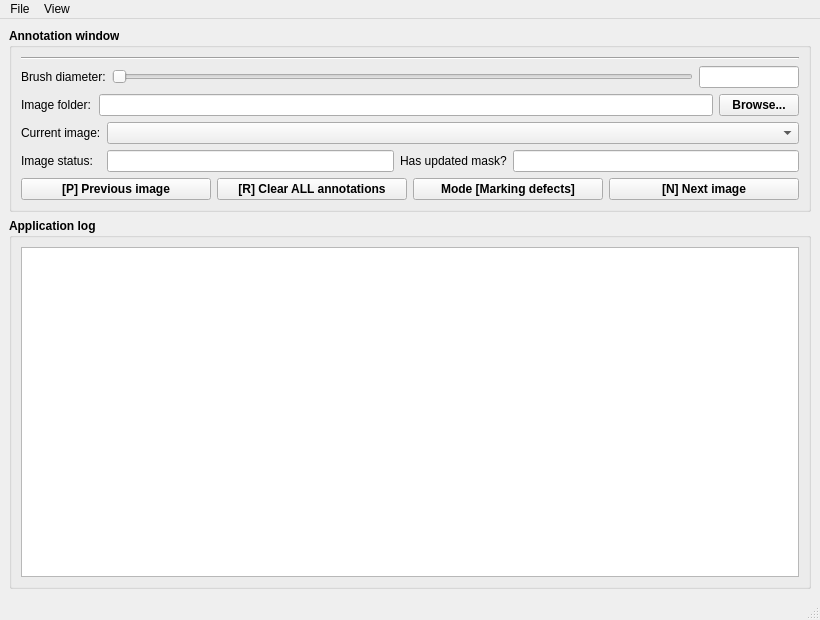
Qt form ui/datmant.ui (is-centre/datm-annotation-tool) before a commit.
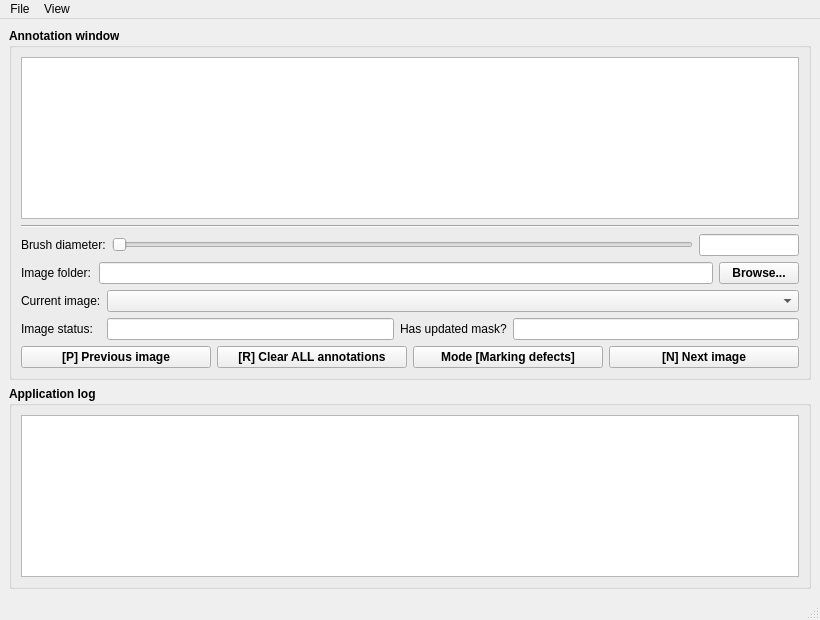
The same form after that commit.

Commit message: [Devel] Played with QGraphicsView, seems to be the way to go. But there could be difficulties with setting up the cursor properly.

```diff
--- a/ui/datmant.ui
+++ b/ui/datmant.ui
@@ -39,7 +39,15 @@
           <enum>QLayout::SetDefaultConstraint</enum>
          </property>
          <item>
-          <layout class="QVBoxLayout" name="figThinFigure"/>
+          <layout class="QVBoxLayout" name="figThinFigure">
+           <item>
+            <widget class="QGraphicsView" name="gviewEditor">
+             <property name="sizeAdjustPolicy">
+              <enum>QAbstractScrollArea::AdjustIgnored</enum>
+             </property>
+            </widget>
+           </item>
+          </layout>
          </item>
         </layout>
        </item>
```
Left out of the diff: 2 changed lines with no effect on the pictures. The commit also changes 4 other files.
